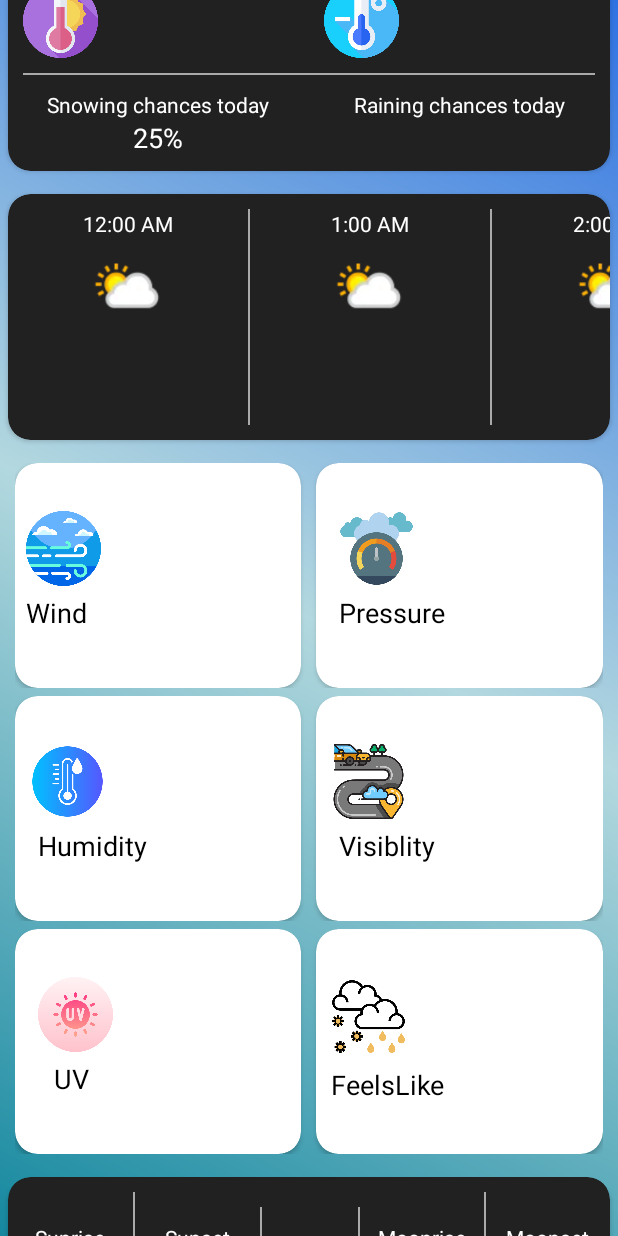
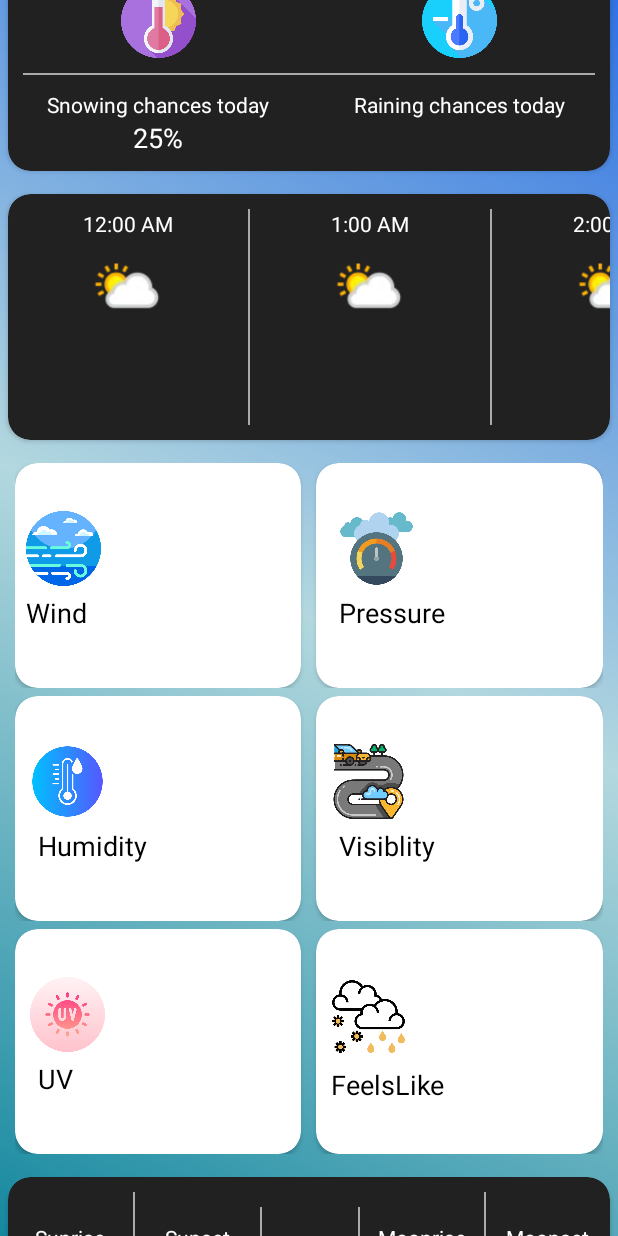
Before and after one commit to isarthaksharma1092/WeatherWink, an Android app: the layout activity_main.xml on its own in the app's theme, with its tools: preview values and no code run, scrolled down 576 dp, on a phone screen of 412 x 824 dp. Run offline under Robolectric (Android 15) with nearby library versions, the phone set to English and light mode, and no system bars.

Commit message:
Minor Updates

```diff
--- a/app/src/main/java/com/isarthaksharma/weatherwink/MainActivity.kt
+++ b/app/src/main/java/com/isarthaksharma/weatherwink/MainActivity.kt
@@ -69,7 +69,7 @@ class MainActivity : AppCompatActivity() {
 
     private fun fetchWeatherData() {
         lifecycleScope.launch {
-            delay(500L)
+            delay(1000L)
             //requesting the network
             val response = try {
                 //creating instance
--- a/app/src/main/res/layout/activity_main.xml
+++ b/app/src/main/res/layout/activity_main.xml
@@ -176,6 +176,8 @@
                         <LinearLayout
                             android:layout_width="match_parent"
                             android:layout_height="wrap_content"
+                            android:layout_gravity="center"
+                            android:gravity="center"
                             android:orientation="horizontal">
 
 
@@ -183,6 +185,8 @@
                                 android:layout_width="wrap_content"
                                 android:layout_height="wrap_content"
                                 android:layout_weight="1"
+                                android:layout_gravity="center"
+                                android:gravity="center"
                                 android:orientation="horizontal">
 
                                 <ImageView
@@ -206,6 +210,8 @@
                                 android:layout_width="wrap_content"
                                 android:layout_height="wrap_content"
                                 android:layout_weight="1"
+                                android:layout_gravity="center"
+                                android:gravity="center"
                                 android:orientation="horizontal">
 
                                 <ImageView
@@ -1656,7 +1662,7 @@
                             app:cardCornerRadius="15dp">
 
                             <RelativeLayout
-                                android:layout_width="187dp"
+                                android:layout_width="match_parent"
                                 android:layout_height="match_parent"
                                 android:gravity="center"
                                 android:padding="10dp">
@@ -1667,15 +1673,12 @@
                                     android:layout_height="wrap_content"
                                     android:layout_alignParentStart="true"
                                     android:layout_centerVertical="true"
-                                    android:gravity="center"
                                     android:orientation="vertical">
 
                                     <ImageView
                                         android:layout_width="50dp"
                                         android:layout_height="50dp"
                                         android:layout_gravity="start|top"
-                                        android:layout_marginStart="5dp"
-                                        android:gravity="center"
                                         android:src="@drawable/icon_uv" />
 
                                     <TextView
@@ -1698,6 +1701,7 @@
                                     android:layout_centerVertical="true"
                                     android:textColor="@color/black"
                                     android:textSize="22sp" />
+
                             </RelativeLayout>
 
                         </androidx.cardview.widget.CardView>
```
